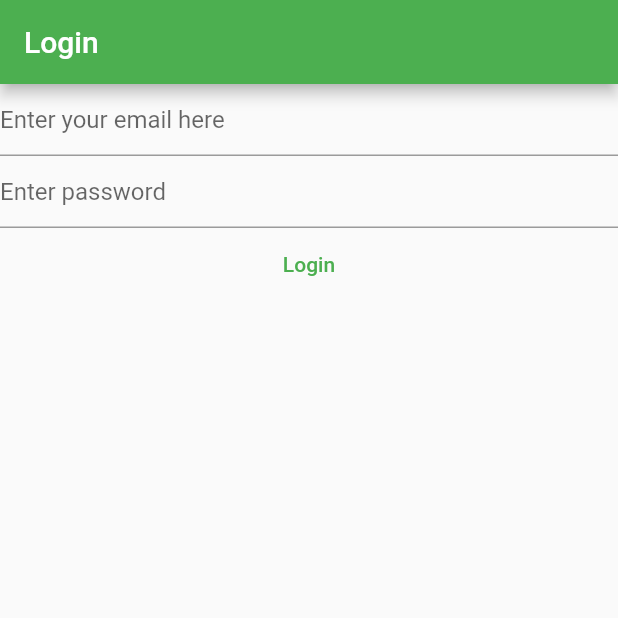
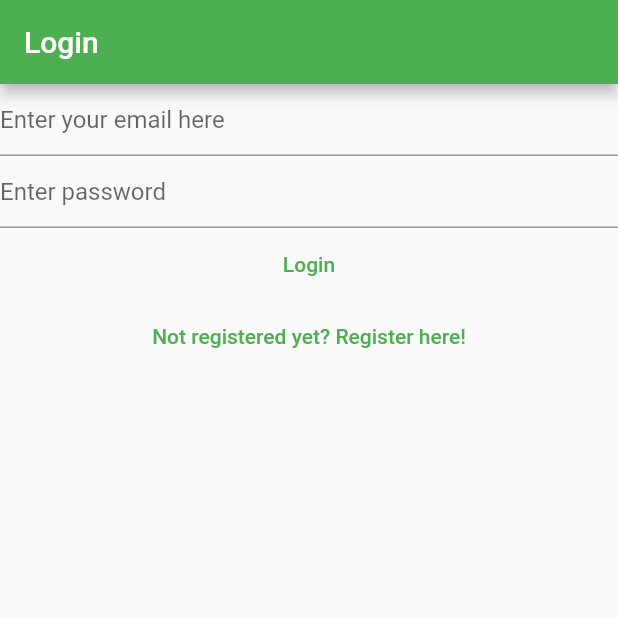
Before and after one commit to kusham/privertenotes, a Flutter app: the screen it shows after launch, on a phone screen of 412 x 824 dp, the top half of it. Run offline on Flutter 3.47's test engine with Material 2 defaults, Android fonts, the phone set to English and light mode, and no system bars; our stand-ins replace firebase_auth, firebase_core; accounts and stored records are empty.

Commit message:
add routing to login

```diff
--- a/lib/Views/login_view.dart
+++ b/lib/Views/login_view.dart
@@ -1,7 +1,5 @@
 import 'package:firebase_auth/firebase_auth.dart';
-import 'package:firebase_core/firebase_core.dart';
 import 'package:flutter/material.dart';
-import '../firebase_options.dart';
 
 class LoginView extends StatefulWidget {
   const LoginView({Key? key}) : super(key: key);
@@ -32,30 +30,22 @@
   Widget build(BuildContext context) {
     return Scaffold(
       appBar: AppBar(title: const Text("Login")),
-      body: FutureBuilder(
-        future: Firebase.initializeApp(
-          options: DefaultFirebaseOptions.currentPlatform,
-        ),
-        builder: (context, snapshot) {
-          switch (snapshot.connectionState) {
-            case ConnectionState.done:
-              return Column(
+      body: Column(
         children: [
           TextField(
             controller: _email,
             keyboardType: TextInputType.emailAddress,
             autocorrect: false,
             enableSuggestions: false,
-                    decoration: const InputDecoration(
-                        hintText: "Enter your email here"),
+            decoration:
+                const InputDecoration(hintText: "Enter your email here"),
           ),
           TextField(
             controller: _password,
             autocorrect: false,
             enableSuggestions: false,
             obscureText: true,
-                    decoration:
-                        const InputDecoration(hintText: "Enter password"),
+            decoration: const InputDecoration(hintText: "Enter password"),
           ),
           TextButton(
             onPressed: () async {
@@ -77,12 +67,13 @@
             },
             child: const Text("Login"),
           ),
+          TextButton(
+              onPressed: () {
+                Navigator.of(context)
+                    .pushNamedAndRemoveUntil('/register', (route) => false);
+              },
+              child: const Text("Not registered yet? Register here!"))
         ],
-              );
-            default:
-              return const Text("Loading...");
-          }
-        },
       ),
     );
   }
```
Lines whose indentation alone changed are shown as unchanged.
